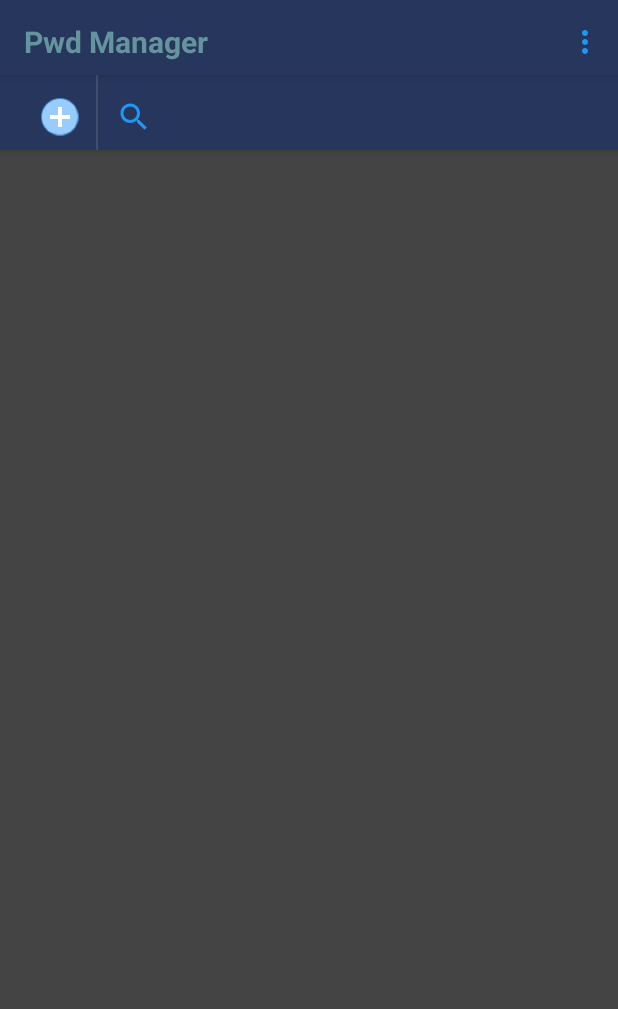
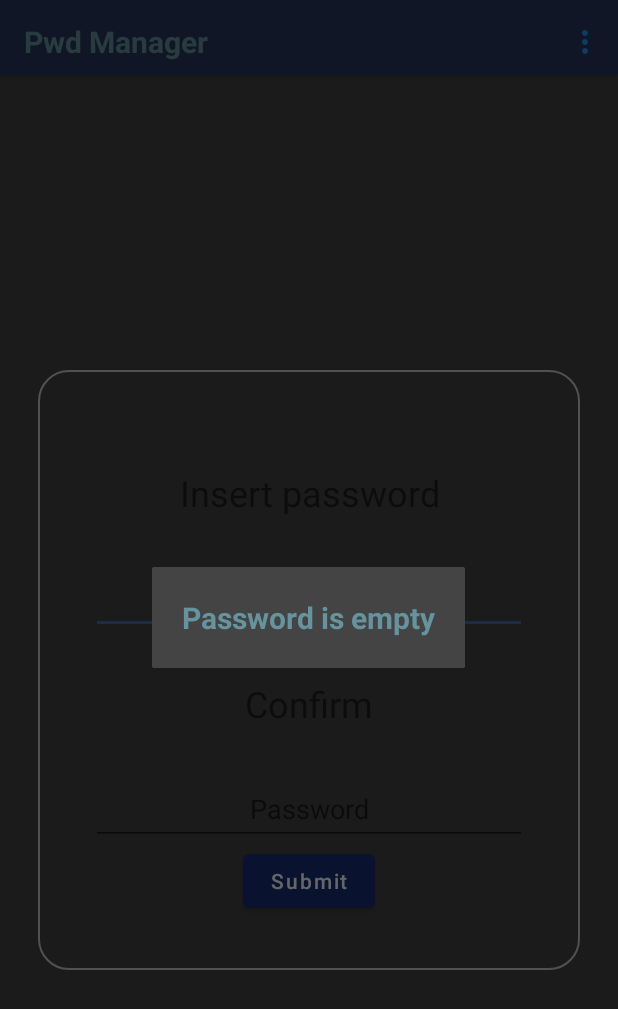
Before and after one commit to cormabara/PwdManager, an Android app: the screen it shows after launch (MainActivity), after a tap on "Submit", on a phone screen of 412 x 824 dp. Shown: the top 1009 px of the screen. Run offline under Robolectric (Android 15) with nearby library versions, the phone set to English and light mode, and no system bars; our stand-ins replace navigation-ui; libraries missing offline, so code that uses them is left out: com.fasterxml.jackson, io.getstream.log, io.getstream.logging, kotlin.script.dependencies; pictures from the network do not load; 16 statements that could not run were skipped.

Commit message:
Password validation added New showDialog for a generic message box

```diff
--- a/pwd-manager/src/main/java/com/cormabara/pwdmanager/gui/dialogs/MsgDialog.kt
+++ b/pwd-manager/src/main/java/com/cormabara/pwdmanager/gui/dialogs/MsgDialog.kt
@@ -1,8 +1,13 @@
 package com.cormabara.pwdmanager.gui.dialogs
 
+import android.app.Dialog
 import android.content.Context
 import android.content.DialogInterface
+import android.view.Window
+import android.widget.LinearLayout
+import android.widget.TextView
 import androidx.appcompat.app.AlertDialog
+import com.cormabara.pwdmanager.R
 
 fun MsgDialog(context_: Context, title_: String, msg_: String) {
     val alertDialogBuilder = AlertDialog.Builder(context_)
@@ -11,3 +16,18 @@ fun MsgDialog(context_: Context, title_: String, msg_: String) {
     alertDialogBuilder.setNegativeButton("OK", { dialogInterface: DialogInterface, i: Int -> })
     var alertDialog = alertDialogBuilder.create()
 }
+
+fun showDialog(context_: Context,message_: String) {
+    val dialog = Dialog(context_)
+    dialog.requestWindowFeature(Window.FEATURE_NO_TITLE)
+    dialog.setCancelable(false)
+    dialog.setContentView(R.layout.dialog_msg)
+    val message = dialog.findViewById(R.id.dialog_msg_text) as TextView
+    message.text = message_
+    val body = dialog.findViewById(R.id.dialog_msg_body) as LinearLayout
+    body.setOnClickListener {
+        dialog.dismiss()
+    }
+    dialog.show()
+
+}
--- a/pwd-manager/src/main/java/com/cormabara/pwdmanager/gui/lib/MainPasswordControl.kt
+++ b/pwd-manager/src/main/java/com/cormabara/pwdmanager/gui/lib/MainPasswordControl.kt
@@ -13,6 +13,9 @@ import androidx.navigation.findNavController
 import com.cormabara.pwdmanager.MainActivity
 import com.cormabara.pwdmanager.R
 import com.cormabara.pwdmanager.databinding.MainPasswordControlBinding
+import com.cormabara.pwdmanager.gui.dialogs.MsgDialog
+import com.cormabara.pwdmanager.gui.dialogs.showDialog
+import java.util.regex.Pattern
 
 class MainPasswordControl @JvmOverloads constructor(
     context: Context,
@@ -96,25 +99,41 @@ class MainPasswordControl @JvmOverloads constructor(
             Toast.makeText(context, "Wrong password ($pwd)", Toast.LENGTH_SHORT).show()
     }
 
+    private fun validatePassword(pwd_: String):Boolean {
+        if (pwd_.isEmpty()) {
+            showDialog(context,context.getString(R.string.password_is_empty))
+            return false;
+        }
+        else if (!Pattern.matches(pwd_,"[A-Z]")) {
+            showDialog(context, context.getString(R.string.uppercase_missing))
+            return false;
+        }
+        else if (!Pattern.matches(pwd_,"[0-9]")) {
+            showDialog(context, context.getString(R.string.number_is_missing))
+            return false;
+        }
+        else if (!Pattern.matches(pwd_,"[a-z]")) {
+            showDialog(context, context.getString(R.string.alpha_is_empty))
+            return false;
+        }
+        return true
+    }
+
     private fun newAndGo()
     {
         val pwd1 = binding.startPassword1.text.toString()
         val pwd2 = binding.startPassword2.text.toString()
-        Toast.makeText(
-            context as MainActivity,
-            "Submit button $pwd1-$pwd2",
-            Toast.LENGTH_SHORT
-        ).show()
-        if (pwd1 == pwd2) {
+        if (pwd1 != pwd2) {
+            showDialog(context,context.getString(R.string.different_password))
+        } else if (validatePassword(pwd1)) {
+            Toast.makeText(
+                context as MainActivity,
+                "$pwd1-$pwd2",
+                Toast.LENGTH_SHORT
+            ).show()
             (context as MainActivity).mainPassword = pwd1
             (context as MainActivity).manPwdData.newData()
             findNavController().navigate(R.id.action_to_mainFragment)
-        } else {
-            Toast.makeText(
-                context,
-                "Incorrect password",
-                Toast.LENGTH_SHORT
-            ).show()
         }
     }
 }
--- /dev/null
+++ b/pwd-manager/src/main/res/layout/dialog_msg.xml
@@ -0,0 +1,27 @@
+<?xml version="1.0" encoding="utf-8"?>
+<androidx.constraintlayout.widget.ConstraintLayout xmlns:android="http://schemas.android.com/apk/res/android"
+    xmlns:app="http://schemas.android.com/apk/res-auto"
+    xmlns:tools="http://schemas.android.com/tools"
+    android:layout_width="match_parent"
+    android:layout_height="wrap_content"
+    app:layout_constraintBottom_toBottomOf="parent"
+    app:layout_constraintEnd_toEndOf="parent"
+    app:layout_constraintStart_toStartOf="parent"
+    app:layout_constraintTop_toTopOf="parent">
+
+    <LinearLayout
+        android:id="@+id/dialog_msg_body"
+        android:layout_width="match_parent"
+        android:layout_height="match_parent"
+        android:orientation="vertical">
+
+        <TextView
+            android:id="@+id/dialog_msg_text"
+            style="@style/MainTitle"
+            android:layout_width="match_parent"
+            android:layout_height="wrap_content"
+            android:layout_margin="20dp"
+            android:text="@string/str_null"/>
+    </LinearLayout>
+
+</androidx.constraintlayout.widget.ConstraintLayout>
--- a/pwd-manager/src/main/res/values/strings.xml
+++ b/pwd-manager/src/main/res/values/strings.xml
@@ -40,4 +40,12 @@
     <string name="load">Load</string>
     <string name="save">Save</string>
     <string name="cancel">Cancel</string>
+    <string name="password_is_empty">Password is empty</string>
+    <string name="title_error">ERROR!!</string>
+    <string name="uppercase_missing">An uppercase is missing</string>
+    <string name="number_is_missing">Number is missing</string>
+    <string name="alpha_is_empty">Alpha char is missing</string>
+    <string name="different_password">Password are different</string>
+    <string name="password_bad_formed">Password is not well formed</string>
+    <string name="str_null" />
 </resources>
```
Also changed, not shown: 1 other file.
